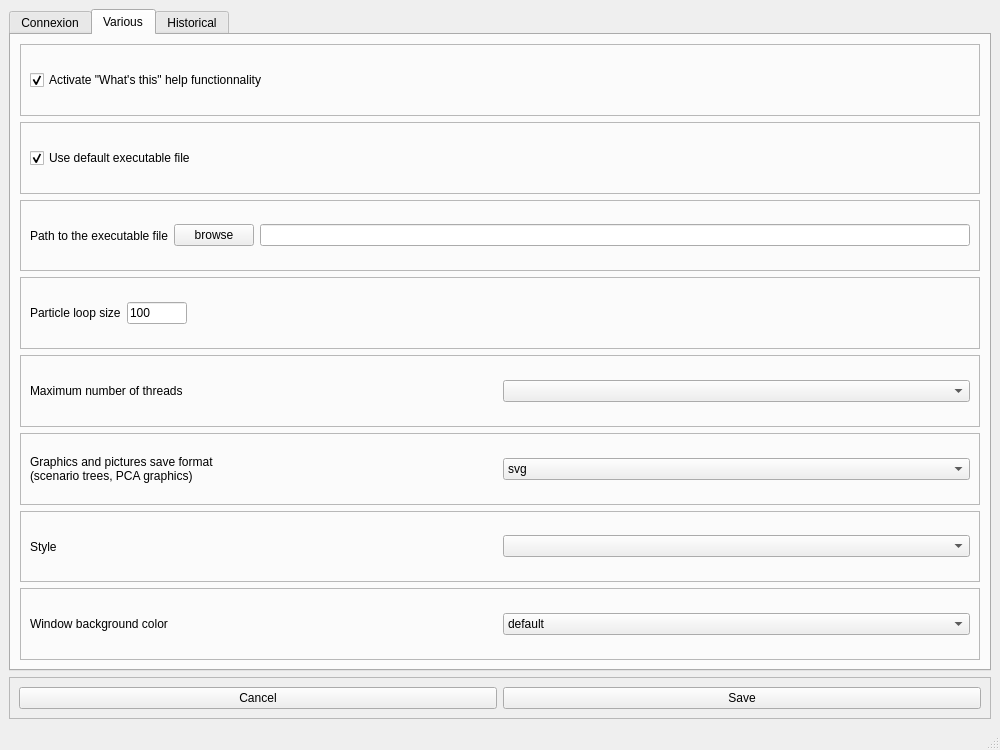
Old version of the form python_interface/uis/preferences.ui in the repository cbgp/diyabc.
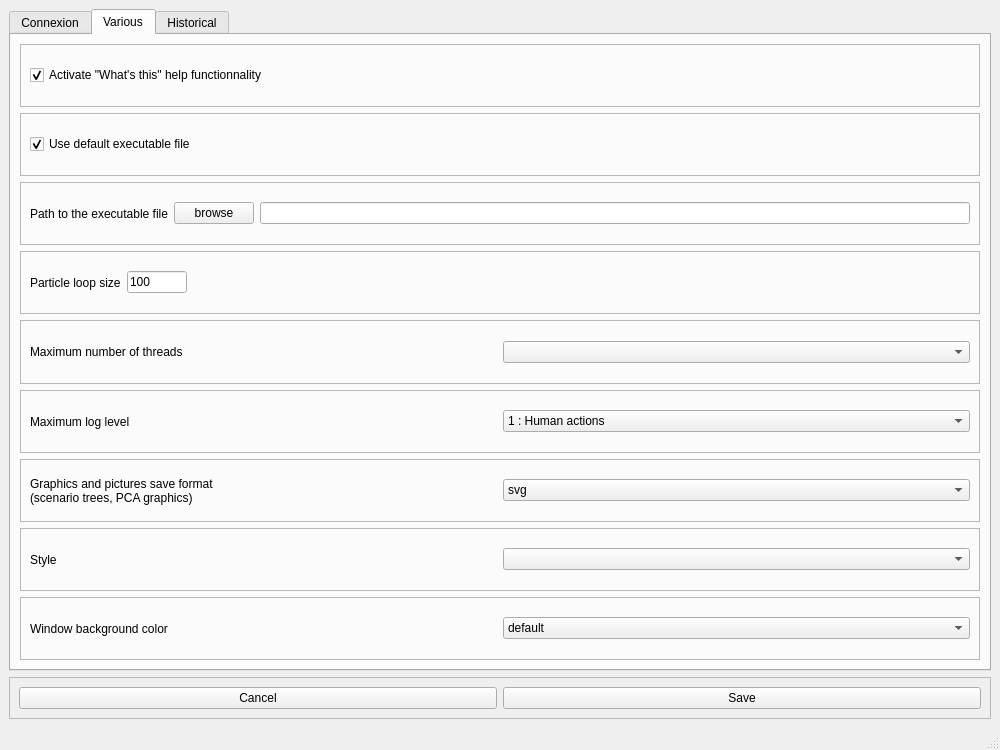
New version of the form.

Commit message:
passage du log level dans les preferences
extra : rebase_source : e807f0e3d579b543ac667388432c23daa0f574df

What changed in the file:
```diff
--- a/python_interface/uis/preferences.ui
+++ b/python_interface/uis/preferences.ui
@@ -272,6 +272,49 @@
           </layout>
          </widget>
         </item>
+        <item>
+         <widget class="QFrame" name="frame_9">
+          <property name="frameShape">
+           <enum>QFrame::StyledPanel</enum>
+          </property>
+          <property name="frameShadow">
+           <enum>QFrame::Raised</enum>
+          </property>
+          <layout class="QHBoxLayout" name="horizontalLayout_9">
+           <item>
+            <widget class="QLabel" name="label_9">
+             <property name="text">
+              <string>Maximum log level</string>
+             </property>
+            </widget>
+           </item>
+           <item>
+            <widget class="QComboBox" name="maxLogLvlCombo">
+             <item>
+              <property name="text">
+               <string>1 : Human actions</string>
+              </property>
+             </item>
+             <item>
+              <property name="text">
+               <string>2 : High level actions (file read, checks...)</string>
+              </property>
+             </item>
+             <item>
+              <property name="text">
+               <string>3 : Small actions</string>
+              </property>
+             </item>
+             <item>
+              <property name="text">
+               <string>4 : Details</string>
+              </property>
+             </item>
+            </widget>
+           </item>
+          </layout>
+         </widget>
+        </item>
         <item>
          <widget class="QFrame" name="frame">
           <property name="frameShape">
```
The commit also changes 1 other file.
